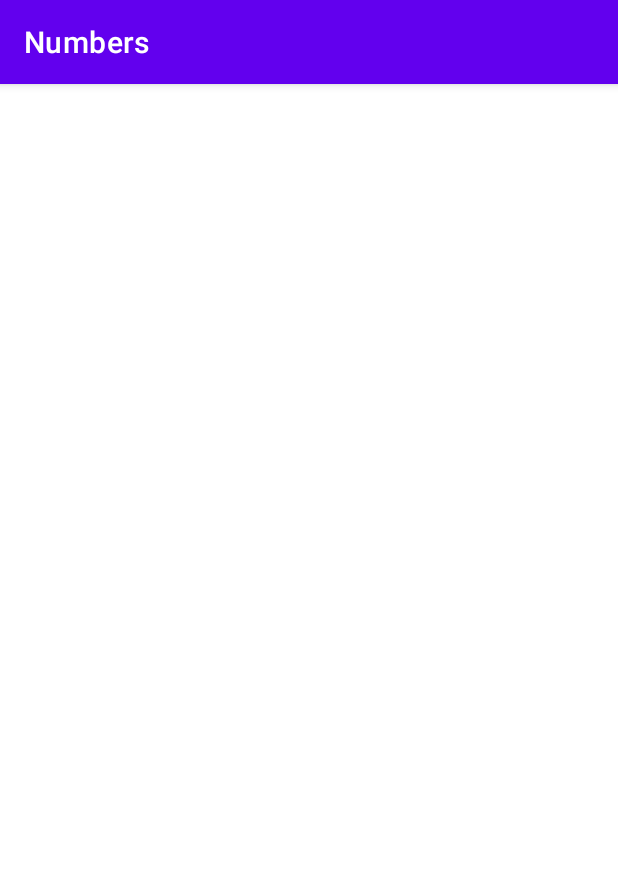
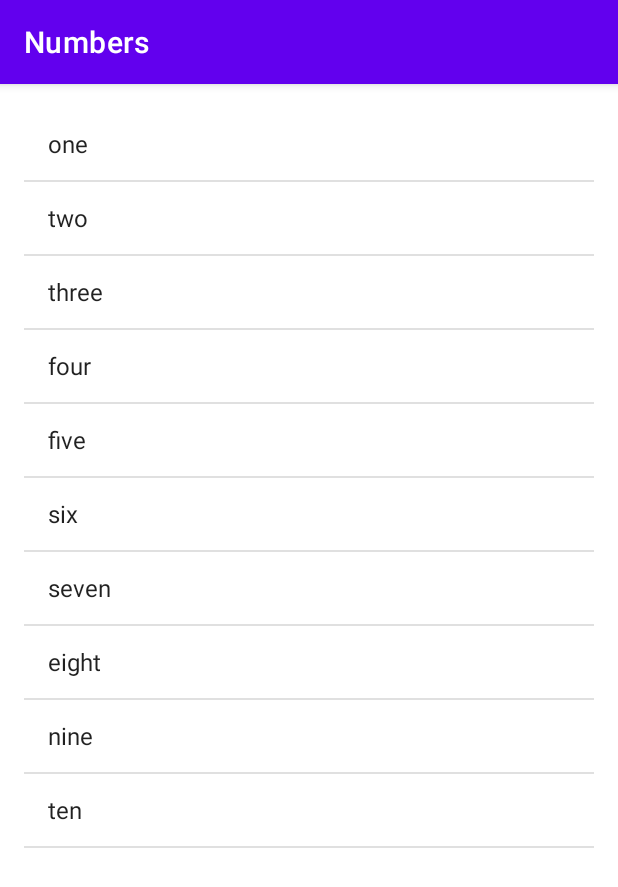
Before and after one commit to oussamanech/languages, an Android app: the NumbersActivity screen opened directly, with no data from a screen before it, on a phone screen of 412 x 824 dp. Shown: the top 887 px of the screen. Run offline under Robolectric (Android 15) with nearby library versions, the phone set to English and light mode, and no system bars.

Commit message:
Switch from ListView to ArrayAdapter

```diff
--- a/app/src/main/java/com/example/languages/NumbersActivity.java
+++ b/app/src/main/java/com/example/languages/NumbersActivity.java
@@ -4,6 +4,10 @@ import androidx.appcompat.app.AppCompatActivity;
 
 import android.os.Bundle;
 import android.util.Log;
+import android.widget.ArrayAdapter;
+import android.widget.LinearLayout;
+import android.widget.ListView;
+import android.widget.TextView;
 
 import java.util.ArrayList;
 
@@ -39,8 +43,25 @@ public class NumbersActivity extends AppCompatActivity {
         words.add("nine");
         words.add("ten");
 
-        for (int i = 0; i < 10; i++)
-            Log.v("NumbersActivity", "Word at index " + i + ": " + words.get(i));
+
+//        LinearLayout rootView = (LinearLayout) findViewById(R.id.rootView);
+//        TextView wordView ;
+//        for (int i = 0; i < words.size(); i++) {
+//            wordView = new TextView(this);
+//            wordView.setText(words.get(i));
+//            rootView.addView(wordView);
+//        }
+//        for (int i = 0; i < 10; i++)
+//            Log.v("NumbersActivity", "Word at index " + i + ": " + words.get(i));
+
+
+        ArrayAdapter<String> itemsAdapter = new ArrayAdapter<String>(this, android.R.layout.simple_list_item_1, words);
+
+        ListView listView = (ListView) findViewById(R.id.list);
+
+        listView.setAdapter(itemsAdapter);
+
+
 
     }
 }
--- a/app/src/main/res/layout/activity_numbers.xml
+++ b/app/src/main/res/layout/activity_numbers.xml
@@ -1,9 +1,33 @@
 <?xml version="1.0" encoding="utf-8"?>
-<androidx.constraintlayout.widget.ConstraintLayout xmlns:android="http://schemas.android.com/apk/res/android"
-    xmlns:app="http://schemas.android.com/apk/res-auto"
+<ListView xmlns:android="http://schemas.android.com/apk/res/android"
     xmlns:tools="http://schemas.android.com/tools"
+    android:id="@+id/list"
+    android:orientation="vertical"
     android:layout_width="match_parent"
     android:layout_height="match_parent"
-    tools:context=".NumbersActivity">
+    android:paddingBottom="@dimen/activity_vertical_margin"
+    android:paddingLeft="@dimen/activity_horizontal_margin"
+    android:paddingRight="@dimen/activity_horizontal_margin"
+    android:paddingTop="@dimen/activity_vertical_margin"
+    tools:context=".NumbersActivity"/>
 
-</androidx.constraintlayout.widget.ConstraintLayout>
+
+
+<!--<ScrollView-->
+<!--    xmlns:android="http://schemas.android.com/apk/res/android"-->
+<!--    xmlns:app="http://schemas.android.com/apk/res-auto"-->
+<!--    xmlns:tools="http://schemas.android.com/tools"-->
+<!--    android:layout_width="match_parent"-->
+<!--    android:layout_height="match_parent"-->
+<!--    tools:context=".NumbersActivity">-->
+
+<!--&lt;!&ndash;<LinearLayout&ndash;&gt;-->
+<!--&lt;!&ndash;    android:layout_width="match_parent"&ndash;&gt;-->
+<!--&lt;!&ndash;    android:layout_height="match_parent"&ndash;&gt;-->
+<!--&lt;!&ndash;    android:orientation="vertical"&ndash;&gt;-->
+<!--&lt;!&ndash;    android:id="@+id/rootView"&ndash;&gt;-->
+<!--&lt;!&ndash;    >&ndash;&gt;-->
+
+<!--&lt;!&ndash;</LinearLayout>&ndash;&gt;-->
+
+<!--</ScrollView>-->
```
